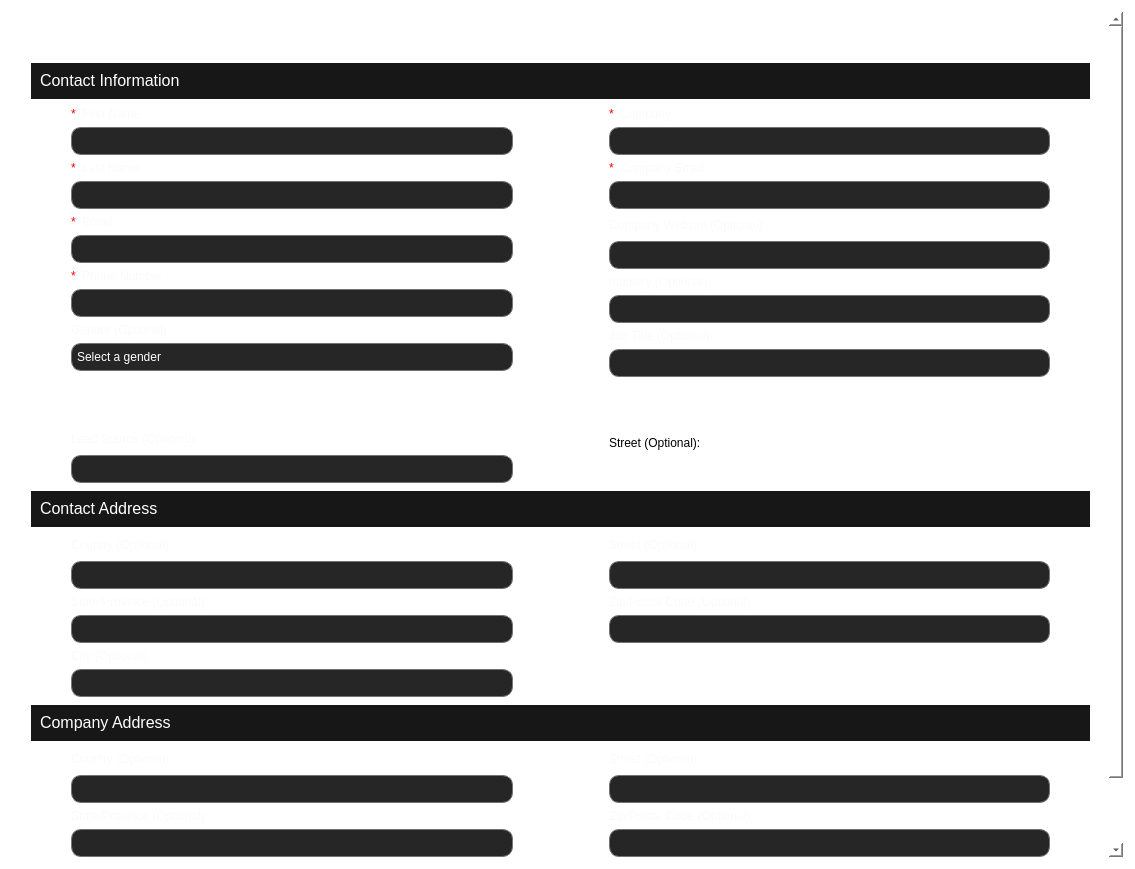
First picture: the form in CRM/views/ui/contacts_view.ui, repository ImGaby123/SalesOptimizer-CRM, before the edit.
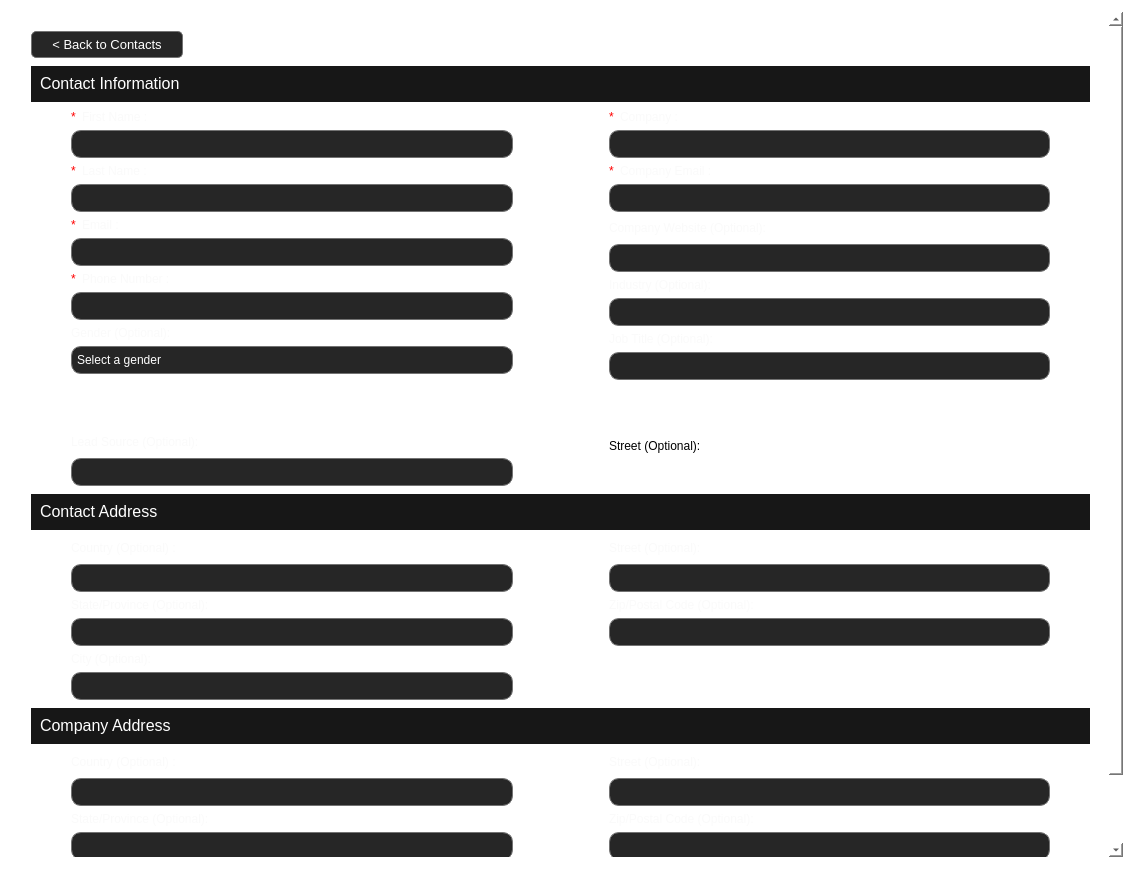
Second picture: the form after the edit. Icons and pictures are not drawn.

Commit message: set all buttons to pointer; fixed all ui mostly leads_profile; added functions to leads_profile to be interactive

```diff
--- a/CRM/views/ui/contacts_view.ui
+++ b/CRM/views/ui/contacts_view.ui
@@ -48,9 +48,9 @@
       <property name="geometry">
        <rect>
         <x>0</x>
-        <y>-341</y>
+        <y>0</y>
         <width>1094</width>
-        <height>1186</height>
+        <height>1187</height>
        </rect>
       </property>
       <property name="sizePolicy">
@@ -1815,19 +1815,31 @@
               <property name="font">
                <font>
                 <family>Segoe UI</family>
-                <pointsize>15</pointsize>
+                <pointsize>10</pointsize>
                 <italic>false</italic>
-                <fontweight>Black</fontweight>
+                <bold>false</bold>
                </font>
               </property>
               <property name="styleSheet">
                <string notr="true">QPushButton {
-    border: none;          /* Removes the button border */
-    background: transparent; /* Makes it blend with the background */
-    color: white;          /* Matches QLabel text color */
-    text-align: left;      /* Aligns text like a QLabel (optional) */
-    padding: 0px;          /* Removes extra spacing */
-font: 900 15pt &quot;Segoe UI&quot;;
+    background-color: #262626;
+    border: 1px solid #737373;
+    color: white;
+    border-radius: 5px;
+    padding: 5px;
+    font: 10pt &quot;Segoe UI&quot;;
+    text-align: center;
+	padding-left: 20px;
+    padding-right: 20px;
+}
+
+QPushButton:hover {
+    background-color: rgb(200, 200, 200);  /* Darker gray on hover */
+    color: rgb(0, 0, 0);
+}
+
+QPushButton:pressed {
+    background-color: rgb(180, 180, 180);  /* Darker gray on press */
 }
 </string>
               </property>
```
The commit also changes 28 other files.
